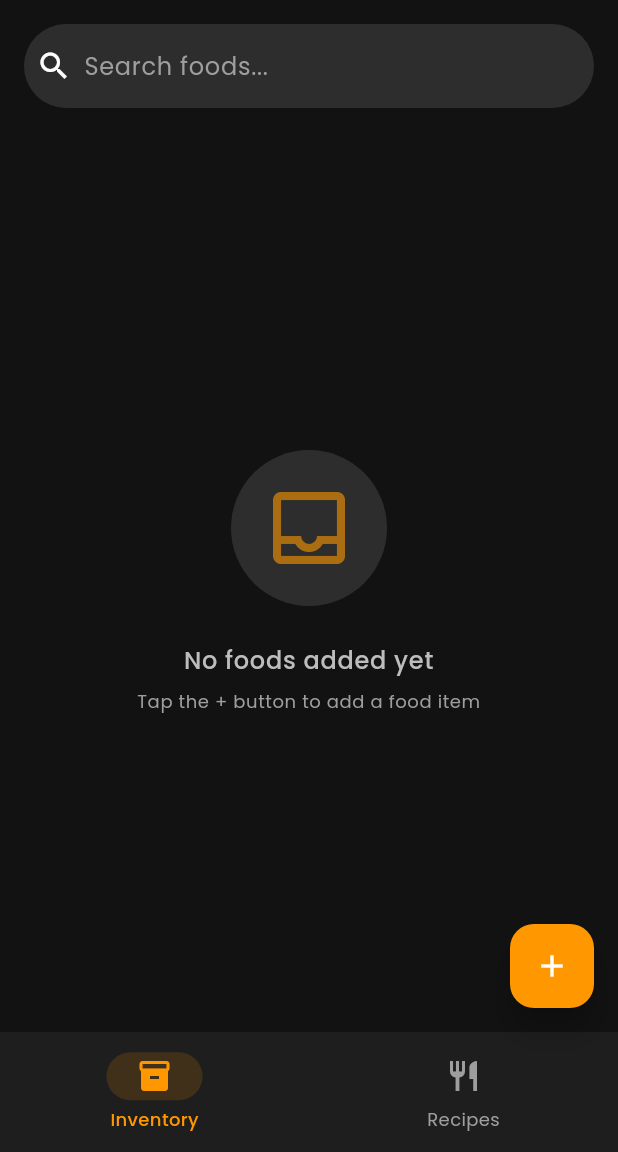
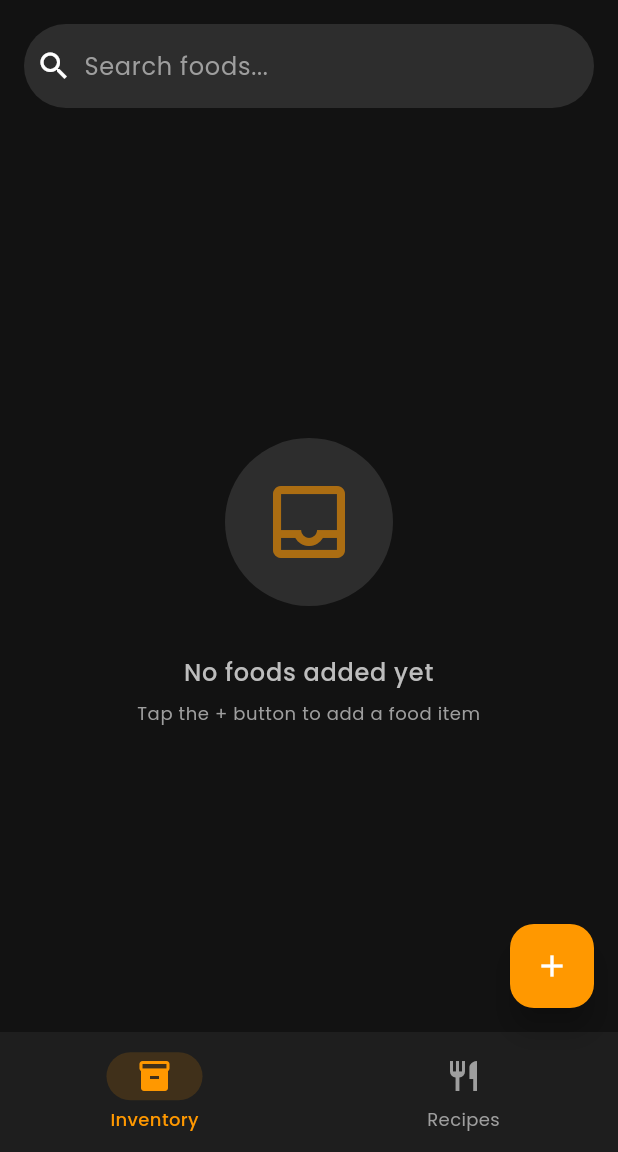
Before and after one commit to nendix/foodly, a Flutter app: the screen it shows after launch, on a phone screen of 412 x 824 dp, the part 84-1236 px from its top. Run offline on Flutter 3.47's test engine with Material 3 defaults, Android fonts, the phone set to English and light mode, and no system bars; our stand-ins replace connectivity_plus, flutter_dotenv, hive, hive_flutter; missing offline and left inert: mobile_scanner; accounts and stored records are empty.

Commit message:
refactor: use AppSpacing constants throughout all widgets and screens
- Replace hardcoded padding values with AppSpacing constants (lg, md, sm, xl, xxl)
- Update empty_state_widget.dart: 20->xl, 24/32->xxl, 8->sm
- Update inventory_screen.dart: 16->lg, 8->sm in ListView padding
- Update food_card.dart: 16->lg, 14->md in all padding
- Update recipe_card.dart: 14->md, 12->md in padding and SizedBox
- Update loading_widget.dart: 24->xxl
- Ensures consistent spacing design tokens across entire codebase

```diff
--- a/lib/screens/inventory_screen.dart
+++ b/lib/screens/inventory_screen.dart
@@ -107,7 +107,7 @@ class _InventoryScreenState extends State<InventoryScreen> {
         return Column(
           children: [
             Padding(
-              padding: const EdgeInsets.all(16),
+              padding: EdgeInsets.all(AppSpacing.lg),
               child: SearchBar(
                 controller: _searchController,
                 hintText: 'Search foods...',
@@ -138,15 +138,15 @@ class _InventoryScreenState extends State<InventoryScreen> {
             else
               Expanded(
                 child: ListView.builder(
-                  padding: const EdgeInsets.symmetric(
-                    horizontal: 16,
-                    vertical: 8,
+                  padding: EdgeInsets.symmetric(
+                    horizontal: AppSpacing.lg,
+                    vertical: AppSpacing.sm,
                   ),
                   itemCount: foods.length,
                   itemBuilder: (context, index) {
                     final food = foods[index];
                     return Padding(
-                      padding: const EdgeInsets.only(bottom: 8),
+                      padding: EdgeInsets.only(bottom: AppSpacing.sm),
                       child: FoodCard(
                         key: ValueKey(food.id),
                         food: food,
--- a/lib/widgets/empty_state_widget.dart
+++ b/lib/widgets/empty_state_widget.dart
@@ -34,7 +34,7 @@ class EmptyStateWidget extends StatelessWidget {
         mainAxisAlignment: MainAxisAlignment.center,
         children: [
           Container(
-            padding: const EdgeInsets.all(20),
+            padding: EdgeInsets.all(AppSpacing.xl),
             decoration: const BoxDecoration(
               color: AppColors.surfaceContainer,
               shape: BoxShape.circle,
@@ -45,7 +45,7 @@ class EmptyStateWidget extends StatelessWidget {
               color: iconColor ?? AppColors.accentOrange.withValues(alpha: 0.6),
             ),
           ),
-          const SizedBox(height: 24),
+          SizedBox(height: AppSpacing.xxl),
           Text(
             title,
             style: Theme.of(context).textTheme.bodyLarge?.copyWith(
@@ -55,7 +55,7 @@ class EmptyStateWidget extends StatelessWidget {
             textAlign: TextAlign.center,
           ),
           if (subtitle != null) ...[
-            const SizedBox(height: 8),
+            SizedBox(height: AppSpacing.sm),
             Text(
               subtitle!,
               style: Theme.of(
@@ -65,7 +65,7 @@ class EmptyStateWidget extends StatelessWidget {
             ),
           ],
           if (onActionPressed != null && actionLabel != null) ...[
-            const SizedBox(height: 32),
+            SizedBox(height: AppSpacing.xxl),
             ElevatedButton.icon(
               onPressed: onActionPressed,
               icon: Icon(actionIcon ?? Icons.refresh),
--- a/lib/widgets/loading_widget.dart
+++ b/lib/widgets/loading_widget.dart
@@ -72,7 +72,7 @@ class _LoadingWidgetState extends State<LoadingWidget>
               ),
             ),
           ),
-          const SizedBox(height: 24),
+          SizedBox(height: AppSpacing.xxl),
           Text(
             widget.message,
             style: Theme.of(context).textTheme.bodyLarge?.copyWith(
--- a/lib/widgets/recipe_card.dart
+++ b/lib/widgets/recipe_card.dart
@@ -62,7 +62,7 @@ class RecipeCard extends StatelessWidget {
               ),
             ),
             Padding(
-              padding: const EdgeInsets.all(14),
+              padding: EdgeInsets.all(AppSpacing.md),
               child: Column(
                 crossAxisAlignment: CrossAxisAlignment.start,
                 children: [
@@ -75,7 +75,7 @@ class RecipeCard extends StatelessWidget {
                     maxLines: 2,
                     overflow: TextOverflow.ellipsis,
                   ),
-                  const SizedBox(height: 12),
+                  SizedBox(height: AppSpacing.md),
                   Text(
                     'Ingredients: ${recipe.possessedCount}/${recipe.possessedCount + recipe.missingCount}',
                     style: Theme.of(context).textTheme.bodySmall?.copyWith(
```
Also changed, not shown: lib/theme/theme.dart (+2 -7 lines), lib/widgets/food_card.dart (+5 -5 lines).
